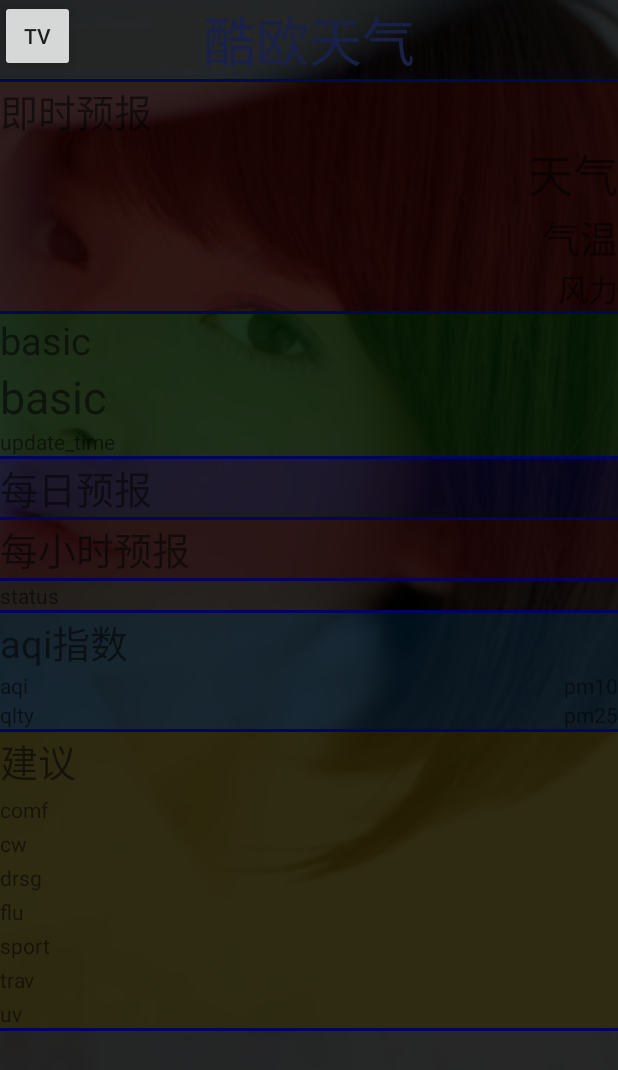
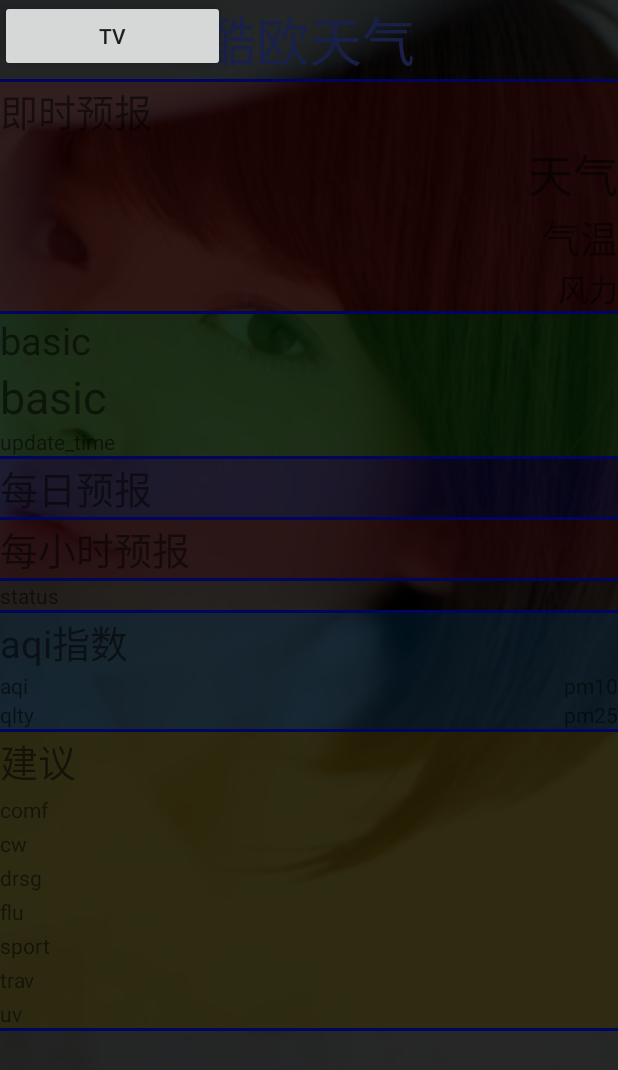
Before and after one commit to Icarours/FirstCode, an Android app: the ContentFragment screen opened directly, with no data from a screen before it, with the side drawer open, on a phone screen of 412 x 824 dp. Shown: the top 1070 px of the screen. Run offline under Robolectric (Android 15) with nearby library versions, the phone set to English and light mode, and no system bars; our stand-ins replace ButterKnife; pictures from the network do not load.

```diff
--- a/weatherforecast/src/main/res/layout/activity_main.xml
+++ b/weatherforecast/src/main/res/layout/activity_main.xml
@@ -22,7 +22,7 @@
                   android:layout_height="wrap_content"
                   android:layout_gravity="start"/>-->
         <Button android:id="@+id/btn"
-                android:layout_width="50dp"
+                android:layout_width="150dp"
                 android:layout_height="wrap_content"
                 android:layout_gravity="start"
                 android:text="tv"/>
--- a/weatherforecast/src/main/res/layout/content_aqi.xml
+++ b/weatherforecast/src/main/res/layout/content_aqi.xml
@@ -5,6 +5,7 @@
                 android:layout_height="wrap_content"
                 android:background="#660769af"
                 android:orientation="vertical"
+                android:id="@+id/rl_aqi"
                 tools:showIn="@layout/fragment_content">
     <TextView android:id="@+id/tv_aqi"
               android:layout_width="wrap_content"
```
Also changed, not shown: weatherforecast/src/main/java/com/syl/weatherforecast/fragment/ContentFragment.java (+17 -11 lines).
